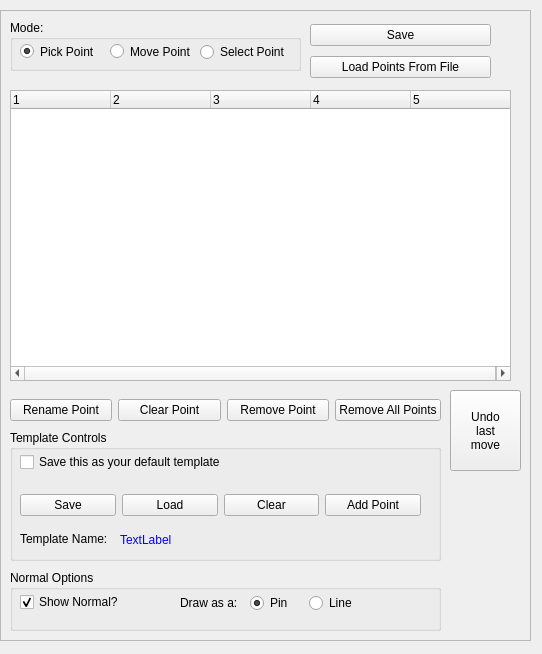
Before: the Qt Designer form src/meshlabplugins/edit_pickpoints/pickpointsDialog.ui in cnr-isti-vclab/meshlab, drawn with Qt 5.
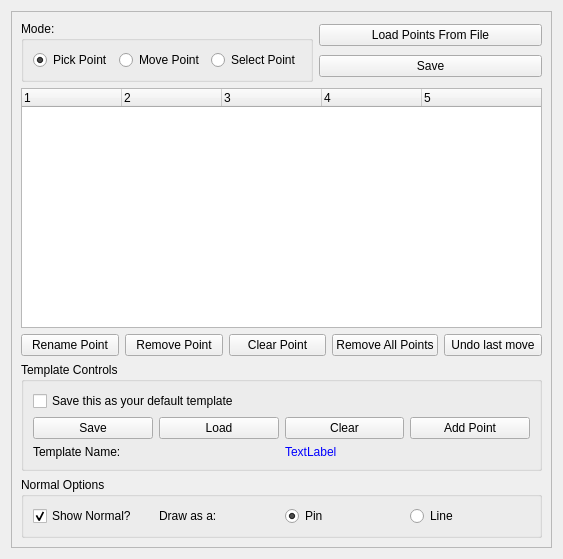
After: the same form once the commit is applied.

Commit message: - at least the dialog should have working layouts

What changed in the file:
```diff
--- a/src/meshlabplugins/edit_pickpoints/pickpointsDialog.ui
+++ b/src/meshlabplugins/edit_pickpoints/pickpointsDialog.ui
@@ -1,42 +1,81 @@
 <ui version="4.0" >
  <class>pickpointsDialog</class>
- <widget class="QWidget" name="pickpointsDialog" >
-  <property name="geometry" >
+ <widget class="QWidget" name="pickpointsDialog">
+  <property name="geometry">
    <rect>
     <x>0</x>
     <y>0</y>
-    <width>542</width>
-    <height>654</height>
+    <width>563</width>
+    <height>559</height>
    </rect>
   </property>
   <property name="windowTitle" >
    <string>Form</string>
   </property>
-  <widget class="QFrame" name="frame" >
-   <property name="geometry" >
-    <rect>
-     <x>0</x>
-     <y>10</y>
-     <width>531</width>
-     <height>631</height>
-    </rect>
-   </property>
-   <property name="frameShape" >
+  <layout class="QHBoxLayout" name="horizontalLayout_5">
+   <item>
+    <widget class="QFrame" name="frame">
+     <property name="frameShape">
     <enum>QFrame::StyledPanel</enum>
    </property>
    <property name="frameShadow" >
     <enum>QFrame::Raised</enum>
    </property>
-   <widget class="QTreeWidget" name="pickedPointsTreeWidget" >
-    <property name="geometry" >
-     <rect>
-      <x>10</x>
-      <y>80</y>
-      <width>501</width>
-      <height>291</height>
-     </rect>
-    </property>
-    <property name="columnCount" >
+     <layout class="QGridLayout" name="gridLayout_2">
+      <item row="0" column="0">
+       <widget class="QGroupBox" name="groupBox">
+        <property name="title">
+         <string>Mode: </string>
+        </property>
+        <layout class="QHBoxLayout" name="horizontalLayout_4">
+         <item>
+          <widget class="QRadioButton" name="pickPointModeRadioButton">
+           <property name="text">
+            <string>Pick Point</string>
+           </property>
+           <property name="checked">
+            <bool>true</bool>
+           </property>
+          </widget>
+         </item>
+         <item>
+          <widget class="QRadioButton" name="movePointRadioButton">
+           <property name="text">
+            <string>Move Point</string>
+           </property>
+          </widget>
+         </item>
+         <item>
+          <widget class="QRadioButton" name="selectPointRadioButton">
+           <property name="text">
+            <string>Select Point</string>
+           </property>
+          </widget>
+         </item>
+        </layout>
+       </widget>
+      </item>
+      <item row="0" column="1">
+       <layout class="QVBoxLayout" name="verticalLayout">
+        <item>
+         <widget class="QPushButton" name="loadPointsButton">
+          <property name="text">
+           <string>Load Points From File</string>
+          </property>
+         </widget>
+        </item>
+        <item>
+         <widget class="QPushButton" name="saveButton">
+          <property name="text">
+           <string>Save</string>
+          </property>
+         </widget>
+        </item>
+       </layout>
+      </item>
+      <item row="1" column="0" colspan="2">
+       <widget class="QTreeWidget" name="pickedPointsTreeWidget">
+        <property name="columnCount">
      <number>5</number>
     </property>
     <column>
@@ -65,135 +104,101 @@
      </property>
     </column>
    </widget>
-   <widget class="QGroupBox" name="groupBox" >
-    <property name="geometry" >
-     <rect>
-      <x>10</x>
-      <y>10</y>
-      <width>291</width>
-      <height>51</height>
-     </rect>
-    </property>
-    <property name="title" >
-     <string>Mode: </string>
-    </property>
-    <widget class="QRadioButton" name="pickPointModeRadioButton" >
-     <property name="geometry" >
-      <rect>
-       <x>10</x>
-       <y>20</y>
-       <width>131</width>
-       <height>23</height>
-      </rect>
-     </property>
-     <property name="text" >
-      <string>Pick Point</string>
-     </property>
-     <property name="checked" >
-      <bool>true</bool>
-     </property>
-    </widget>
-    <widget class="QRadioButton" name="movePointRadioButton" >
-     <property name="geometry" >
-      <rect>
-       <x>100</x>
-       <y>20</y>
-       <width>91</width>
-       <height>23</height>
-      </rect>
-     </property>
-     <property name="text" >
-      <string>Move Point</string>
-     </property>
-    </widget>
-    <widget class="QRadioButton" name="selectPointRadioButton" >
-     <property name="geometry" >
-      <rect>
-       <x>190</x>
-       <y>20</y>
-       <width>91</width>
-       <height>24</height>
-      </rect>
-     </property>
-     <property name="text" >
-      <string>Select Point</string>
-     </property>
-    </widget>
-   </widget>
-   <widget class="QWidget" name="layoutWidget" >
-    <property name="geometry" >
-     <rect>
-      <x>310</x>
-      <y>10</y>
-      <width>181</width>
-      <height>64</height>
-     </rect>
-    </property>
-    <layout class="QGridLayout" >
-     <item row="1" column="0" >
-      <widget class="QPushButton" name="loadPointsButton" >
-       <property name="text" >
-        <string>Load Points From File</string>
-       </property>
-      </widget>
-     </item>
-     <item row="0" column="0" >
-      <widget class="QPushButton" name="saveButton" >
-       <property name="text" >
-        <string>Save</string>
+      </item>
+      <item row="2" column="0" colspan="2">
+       <layout class="QHBoxLayout" name="horizontalLayout_3">
+        <item>
+         <widget class="QPushButton" name="renamePointButton">
+          <property name="text">
+           <string>Rename Point</string>
+          </property>
+         </widget>
+        </item>
+        <item>
+         <widget class="QPushButton" name="removePointButton">
+          <property name="text">
+           <string>Remove Point</string>
+          </property>
+         </widget>
+        </item>
+        <item>
+         <widget class="QPushButton" name="clearPointButton">
+          <property name="text">
+           <string>Clear Point</string>
+          </property>
+         </widget>
+        </item>
+        <item>
+         <widget class="QPushButton" name="removeAllPointsButton">
+          <property name="text">
+           <string>Remove All Points</string>
+          </property>
+         </widget>
+        </item>
+        <item>
+         <widget class="QPushButton" name="undoButton">
+          <property name="text">
+           <string>Undo last move</string>
        </property>
       </widget>
      </item>
     </layout>
-   </widget>
-   <widget class="QGroupBox" name="groupBox_2" >
-    <property name="geometry" >
-     <rect>
-      <x>10</x>
-      <y>420</y>
-      <width>431</width>
-      <height>131</height>
-     </rect>
-    </property>
-    <property name="title" >
+      </item>
+      <item row="3" column="0" colspan="2">
+       <widget class="QGroupBox" name="groupBox_2">
+        <property name="title">
      <string>Template Controls</string>
     </property>
-    <widget class="QCheckBox" name="defaultTemplateCheckBox" >
-     <property name="geometry" >
-      <rect>
-       <x>10</x>
-       <y>20</y>
-       <width>211</width>
-       <height>24</height>
-      </rect>
-     </property>
-     <property name="text" >
+        <layout class="QGridLayout" name="gridLayout">
+         <item row="0" column="0" colspan="2">
+          <widget class="QCheckBox" name="defaultTemplateCheckBox">
+           <property name="text">
       <string>Save this as your default template</string>
      </property>
     </widget>
-    <widget class="QLabel" name="label" >
-     <property name="geometry" >
-      <rect>
-       <x>10</x>
-       <y>100</y>
-       <width>111</width>
-       <height>18</height>
-      </rect>
-     </property>
-     <property name="text" >
+         </item>
+         <item row="1" column="0" colspan="2">
+          <layout class="QHBoxLayout" name="horizontalLayout">
+           <item>
+            <widget class="QPushButton" name="saveTemplateButton">
+             <property name="text">
+              <string>Save</string>
+             </property>
+            </widget>
+           </item>
+           <item>
+            <widget class="QPushButton" name="loadTemplateButton">
+             <property name="text">
+              <string>Load</string>
+             </property>
+            </widget>
+           </item>
+           <item>
+            <widget class="QPushButton" name="clearTemplateButton">
+             <property name="text">
+              <string>Clear</string>
+             </property>
+            </widget>
+           </item>
+           <item>
+            <widget class="QPushButton" name="addPointToTemplateButton">
+             <property name="text">
+              <string>Add Point</string>
+             </property>
+            </widget>
+           </item>
+          </layout>
+         </item>
+         <item row="2" column="0">
+          <widget class="QLabel" name="label">
+           <property name="text">
       <string>Template Name:</string>
      </property>
     </widget>
-    <widget class="QLabel" name="templateNameLabel" >
-     <property name="geometry" >
-      <rect>
-       <x>110</x>
-       <y>100</y>
-       <width>291</width>
-       <height>20</height>
-      </rect>
-     </property>
-     <property name="palette" >
+         </item>
+         <item row="2" column="1">
+          <widget class="QLabel" name="templateNameLabel">
+           <property name="palette">
       <palette>
        <active>
         <colorrole role="WindowText" >
@@ -234,95 +239,36 @@
       <string>TextLabel</string>
      </property>
     </widget>
-    <widget class="QWidget" name="layoutWidget" >
-     <property name="geometry" >
-      <rect>
-       <x>10</x>
-       <y>60</y>
-       <width>401</width>
-       <height>30</height>
-      </rect>
-     </property>
-     <layout class="QHBoxLayout" name="horizontalLayout" >
-      <item>
-       <widget class="QPushButton" name="saveTemplateButton" >
-        <property name="text" >
-         <string>Save</string>
-        </property>
-       </widget>
-      </item>
-      <item>
-       <widget class="QPushButton" name="loadTemplateButton" >
-        <property name="text" >
-         <string>Load</string>
-        </property>
-       </widget>
-      </item>
-      <item>
-       <widget class="QPushButton" name="clearTemplateButton" >
-        <property name="text" >
-         <string>Clear</string>
-        </property>
-       </widget>
-      </item>
-      <item>
-       <widget class="QPushButton" name="addPointToTemplateButton" >
-        <property name="text" >
-         <string>Add Point</string>
-        </property>
-       </widget>
       </item>
      </layout>
     </widget>
-   </widget>
-   <widget class="QGroupBox" name="groupBox_3" >
-    <property name="geometry" >
-     <rect>
-      <x>10</x>
-      <y>560</y>
-      <width>431</width>
-      <height>61</height>
-     </rect>
-    </property>
-    <property name="title" >
+      </item>
+      <item row="4" column="0" colspan="2">
+       <widget class="QGroupBox" name="groupBox_3">
+        <property name="title">
      <string>Normal Options</string>
     </property>
-    <widget class="QCheckBox" name="showNormalCheckBox" >
-     <property name="geometry" >
-      <rect>
-       <x>10</x>
-       <y>20</y>
-       <width>111</width>
-       <height>24</height>
-      </rect>
-     </property>
-     <property name="text" >
+        <layout class="QHBoxLayout" name="horizontalLayout_2">
+         <item>
+          <widget class="QCheckBox" name="showNormalCheckBox">
+           <property name="text">
       <string>Show Normal?</string>
      </property>
      <property name="checked" >
       <bool>true</bool>
      </property>
     </widget>
-    <widget class="QWidget" name="layoutWidget" >
-     <property name="geometry" >
-      <rect>
-       <x>170</x>
-       <y>20</y>
-       <width>181</width>
-       <height>26</height>
-      </rect>
-     </property>
-     <layout class="QHBoxLayout" name="horizontalLayout_4" >
+         </item>
       <item>
-       <widget class="QLabel" name="label_2" >
-        <property name="text" >
+          <widget class="QLabel" name="label_2">
+           <property name="text">
          <string>Draw as a:  </string>
         </property>
        </widget>
       </item>
       <item>
-       <widget class="QRadioButton" name="pinRadioButton" >
-        <property name="text" >
+          <widget class="QRadioButton" name="pinRadioButton">
+           <property name="text">
          <string>Pin</string>
         </property>
         <property name="checked" >
@@ -331,79 +277,19 @@
        </widget>
       </item>
       <item>
-       <widget class="QRadioButton" name="lineRadioButton" >
-        <property name="text" >
+          <widget class="QRadioButton" name="lineRadioButton">
+           <property name="text">
          <string>Line</string>
         </property>
        </widget>
       </item>
      </layout>
     </widget>
-   </widget>
-   <widget class="QWidget" name="layoutWidget" >
-    <property name="geometry" >
-     <rect>
-      <x>10</x>
-      <y>380</y>
-      <width>431</width>
-      <height>41</height>
-     </rect>
-    </property>
-    <layout class="QHBoxLayout" name="horizontalLayout_2" >
-     <item>
-      <widget class="QPushButton" name="renamePointButton" >
-       <property name="text" >
-        <string>Rename Point</string>
-       </property>
-      </widget>
-     </item>
-     <item>
-      <widget class="QPushButton" name="clearPointButton" >
-       <property name="text" >
-        <string>Clear Point</string>
-       </property>
-      </widget>
-     </item>
-     <item>
-      <widget class="QPushButton" name="removePointButton" >
-       <property name="text" >
-        <string>Remove Point</string>
-       </property>
-      </widget>
-     </item>
-     <item>
-      <widget class="QPushButton" name="removeAllPointsButton" >
-       <property name="text" >
-        <string>Remove All Points</string>
-       </property>
-      </widget>
-     </item>
-    </layout>
-   </widget>
-   <widget class="QPushButton" name="undoButton" >
-    <property name="geometry" >
-     <rect>
-      <x>450</x>
-      <y>380</y>
-      <width>71</width>
-      <height>81</height>
-     </rect>
-    </property>
-    <property name="text" >
-     <string>Undo
-last
-move</string>
-    </property>
-   </widget>
-   <zorder>pickedPointsTreeWidget</zorder>
-   <zorder>groupBox</zorder>
-   <zorder>layoutWidget</zorder>
-   <zorder>groupBox_2</zorder>
-   <zorder>groupBox_3</zorder>
-   <zorder>layoutWidget</zorder>
-   <zorder>undoButton</zorder>
-   <zorder>renamePointButton</zorder>
-  </widget>
+      </item>
+     </layout>
+    </widget>
+   </item>
+  </layout>
  </widget>
  <resources/>
  <connections/>
```
Left out of the diff: 41 changed lines with no effect on the pictures. Lines whose indentation alone changed are shown as unchanged.
